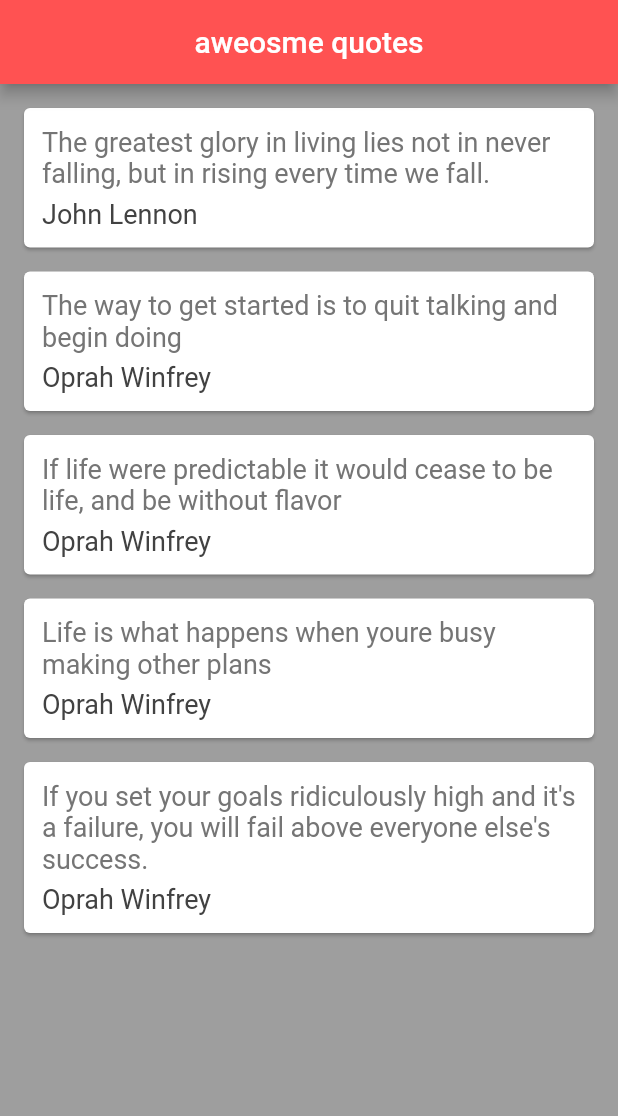
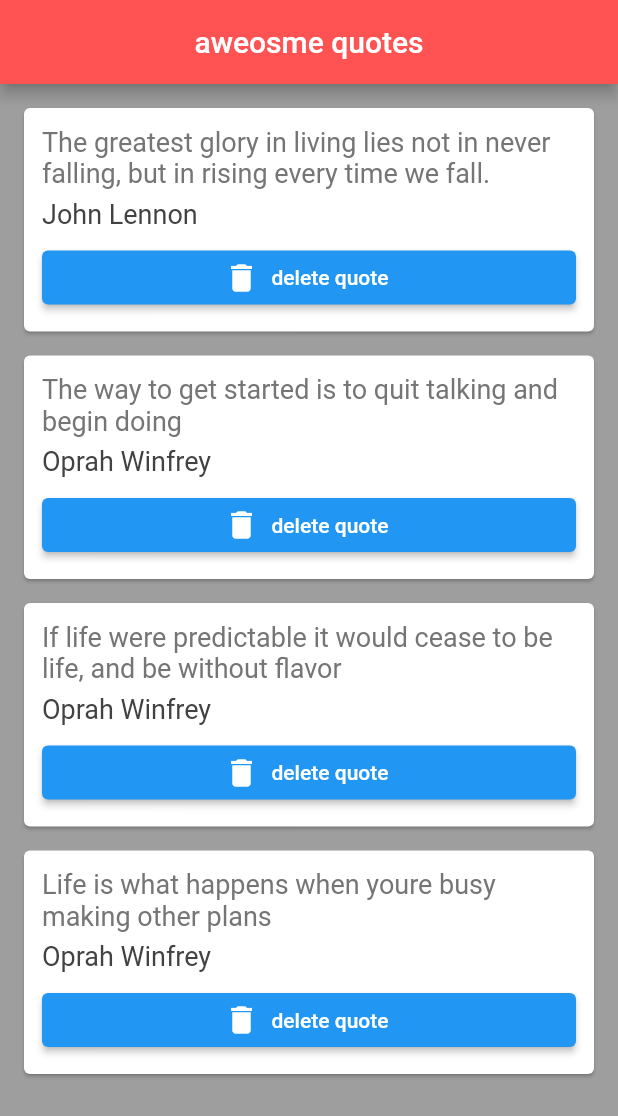
Before and after one commit to raheez/flutterbasics, a Flutter app: the screen it shows after launch, on a phone screen of 412 x 824 dp. Shown: the top 1116 px of the screen. Run offline on Flutter 3.47's test engine with Material 2 defaults, Android fonts, the phone set to English and light mode, and no system bars.

Commit message:
integrated delete function to app

```diff
--- /dev/null
+++ b/lib/QuoteCard.dart
@@ -0,0 +1,43 @@
+import 'package:flutter/material.dart';
+import 'quote.dart';
+
+
+class QuoteCard extends StatelessWidget {
+
+  final Quote quote;
+  final VoidCallback delete;
+  QuoteCard({required this.quote,required this.delete});
+
+
+  @override
+  Widget build(BuildContext context) {
+    return Card(
+      margin: EdgeInsets.fromLTRB(16.0, 16.0, 16.0, 0),
+      child: Padding(
+        padding: const EdgeInsets.all(12.0),
+        child: Column(
+          crossAxisAlignment: CrossAxisAlignment.stretch,
+          children: [
+            Text(
+              quote.text,
+              style: TextStyle(
+                fontSize: 18.0,
+                color: Colors.grey[600],
+              ),
+            ),
+            SizedBox(height: 6.0,),
+            Text(
+              quote.author,
+              style: TextStyle(
+                fontSize: 18.0,
+                color: Colors.grey[800],
+              ),
+            ),
+            SizedBox(height: 8.0),
+            ElevatedButton.icon(icon: Icon(Icons.delete), onPressed: delete, label: Text('delete quote'))
+          ],
+        ),
+      ),
+    );
+  }
+}
--- a/lib/main.dart
+++ b/lib/main.dart
@@ -1,11 +1,13 @@
 import 'package:flutter/material.dart';
 import 'package:flutterbasics/choose_location.dart';
 import 'quote.dart';
+import 'QuoteCard.dart';
 
 void main() => runApp(MaterialApp
   (
     debugShowCheckedModeBanner: false,
     home: QuoteList()));
+
 
 
 class QuoteList extends StatefulWidget{
@@ -21,37 +23,9 @@ class _QuoteListState extends State<QuoteList>{
     Quote(author: 'Oprah Winfrey', text: 'The way to get started is to quit talking and begin doing'),
     Quote(author: 'Oprah Winfrey', text: 'If life were predictable it would cease to be life, and be without flavor'),
     Quote(author: 'Oprah Winfrey', text: 'Life is what happens when youre busy making other plans'),
-    Quote(author: 'Oprah Winfrey', text: 'If you set your goals ridiculously high and it\'s a failure, you will fail above everyone else\'s success.'),
+    //Quote(author: 'Oprah Winfrey', text: 'If you set your goals ridiculously high and it\'s a failure, you will fail above everyone else\'s success.'),
   ];
 
-  Widget quoteTemplate(quote){
-   return Card(
-     margin: EdgeInsets.fromLTRB(16.0, 16.0, 16.0, 0),
-     child: Padding(
-       padding: const EdgeInsets.all(12.0),
-       child: Column(
-         crossAxisAlignment: CrossAxisAlignment.stretch,
-         children: [
-           Text(
-             quote.text,
-             style: TextStyle(
-               fontSize: 18.0,
-               color: Colors.grey[600],
-             ),
-           ),
-           SizedBox(height: 6.0,),
-           Text(
-             quote.author,
-             style: TextStyle(
-               fontSize: 18.0,
-               color: Colors.grey[800],
-             ),
-           )
-         ],
-       ),
-     ),
-   );
-  }
 
   @override
   Widget build(BuildContext context) {
@@ -65,7 +39,14 @@ class _QuoteListState extends State<QuoteList>{
       ),
       body: Column(
         // children: quotes.map((quote) => Text('${quote.text} - ${quote.author}')).toList(),
-        children: quotes.map((quote) => quoteTemplate(quote)).toList(),
+        children: quotes.map((quote) => QuoteCard(
+            quote: quote,
+            delete : (){
+              setState(() {
+                quotes.remove(quote);
+              });
+            }
+        )).toList(),
       ),
     );
   }
--- a/lib/quote.dart
+++ b/lib/quote.dart
@@ -3,7 +3,6 @@ class Quote{
 
   String text;
   String author;
-
   Quote({required this.text,required this.author});
 
 }
```
Also changed, not shown: 1 other file.
